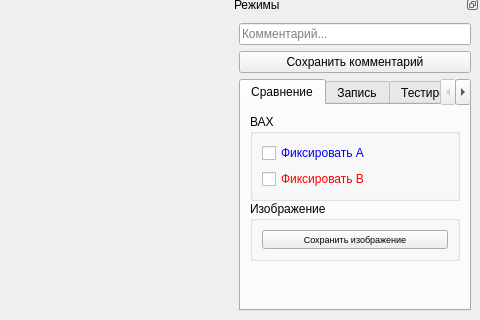
Old version of the form gui/mainwindow.ui in the repository EPC-MSU/EPLab; both pictures show x 402 to 882 and y 801 to 1121 of the 882 by 1121 pixel window.
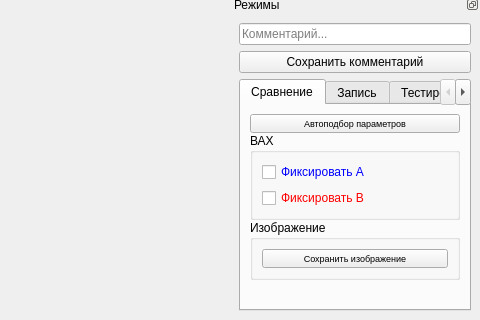
New version of the form.

Commit message: Added button for parameters autosetup.

What changed in the file:
```diff
--- a/gui/mainwindow.ui
+++ b/gui/mainwindow.ui
@@ -351,6 +351,18 @@
            <property name="spacing">
             <number>0</number>
            </property>
+           <item>
+            <widget class="QPushButton" name="search_optimal_button">
+             <property name="font">
+              <font>
+                <pointsize>7</pointsize>
+              </font>
+             </property>
+             <property name="text">
+              <string>Автоподбор параметров</string>
+             </property>
+            </widget>
+           </item>
            <item>
             <widget class="QGroupBox" name="ivc_state_group_box">
              <property name="title">
```
The commit also changes 1 other file.
